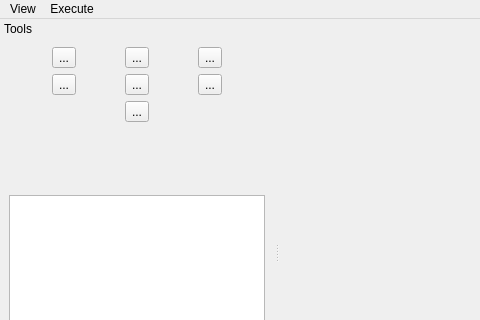
e-foto/e-foto, file branches/SandBox/trunk_PT/qt/interface/FotoTriForm.ui: the form before one commit; both pictures show x 0 to 480 and y 0 to 320 of the 1202 by 770 pixel window.
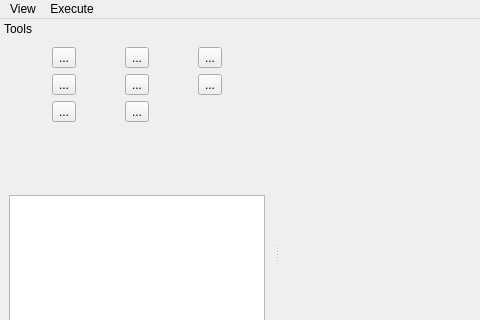
The form after the commit. Icons and pictures are not drawn. Custom widgets are drawn as their Qt base class.

Commit message: Added a savestate button in Fototri Interface

Patch:
```diff
--- a/branches/SandBox/trunk_PT/qt/interface/FotoTriForm.ui
+++ b/branches/SandBox/trunk_PT/qt/interface/FotoTriForm.ui
@@ -437,6 +437,30 @@
          </property>
         </widget>
        </item>
+       <item row="2" column="0">
+        <widget class="QToolButton" name="saveMarksButton">
+         <property name="toolTip">
+          <string>&lt;!DOCTYPE HTML PUBLIC &quot;-//W3C//DTD HTML 4.0//EN&quot; &quot;http://www.w3.org/TR/REC-html40/strict.dtd&quot;&gt;
+&lt;html&gt;&lt;head&gt;&lt;meta name=&quot;qrichtext&quot; content=&quot;1&quot; /&gt;&lt;style type=&quot;text/css&quot;&gt;
+p, li { white-space: pre-wrap; }
+&lt;/style&gt;&lt;/head&gt;&lt;body style=&quot; font-family:'MS Shell Dlg 2'; font-size:8.25pt; font-weight:400; font-style:normal;&quot;&gt;
+&lt;p style=&quot; margin-top:0px; margin-bottom:0px; margin-left:0px; margin-right:0px; -qt-block-indent:0; text-indent:0px;&quot;&gt;&lt;span style=&quot; color:#000000;&quot;&gt;Save only marks&lt;/span&gt;&lt;/p&gt;&lt;/body&gt;&lt;/html&gt;</string>
+         </property>
+         <property name="text">
+          <string>...</string>
+         </property>
+         <property name="icon">
+          <iconset resource="../resource/resource.qrc">
+           <normaloff>:/icon/filesave</normaloff>:/icon/filesave</iconset>
+         </property>
+         <property name="iconSize">
+          <size>
+           <width>32</width>
+           <height>32</height>
+          </size>
+         </property>
+        </widget>
+       </item>
       </layout>
      </item>
      <item>
```
Left out of the diff: 2 changed lines with no effect on the pictures. The commit also changes 10 other files.
